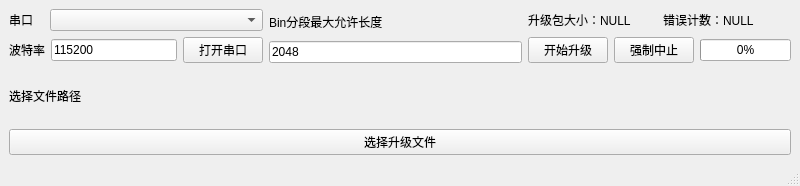
Before: the Qt Designer form Qt/mainwindow.ui in stars0628/MCU_IAP, drawn with Qt 5.
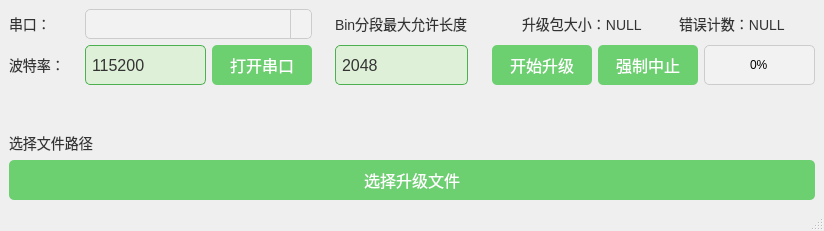
After: the same form once the commit is applied. Icons and pictures are not drawn.

The edit to the form file:
```diff
--- a/Qt/mainwindow.ui
+++ b/Qt/mainwindow.ui
@@ -6,28 +6,153 @@
    <rect>
     <x>0</x>
     <y>0</y>
-    <width>800</width>
-    <height>186</height>
+    <width>824</width>
+    <height>231</height>
    </rect>
   </property>
   <property name="windowTitle">
    <string>MainWindow</string>
   </property>
+  <property name="styleSheet">
+   <string notr="true">
+/*-----------按键------------------*/
+QPushButton {
+    background-color: #6CCF70; /* 设置背景颜色 */
+    border: none; /* 去掉边框 */
+	border-radius: 5px; /* 设置边框圆角 */
+    color: white; /* 设置文字颜色 */
+    padding: 8px 16px; /* 设置内边距 */
+    text-align: center; /* 文字居中 */
+    text-decoration: none; /* 去掉下划线 */
+    font-size: 16px; /* 设置字体大小 */
+}
+
+QPushButton:hover {
+    background-color: #00AC6A; /* 鼠标悬停时的背景颜色 */
+}
+
+QPushButton:pressed {
+    background-color: #4CAF50; /* 按下时的背景颜色 */
+}
+
+QPushButton:disabled {
+    background-color: rgb(140, 140, 140); /* 按下时的背景颜色 */
+}
+
+/*-----------编辑窗------------------*/
+QLineEdit {
+    background-color: #DFF0D8; /* 设置背景颜色 */
+    border: 1px solid #4CAF50; /* 设置边框样式和颜色 */
+    border-radius: 5px; /* 设置边框圆角 */
+    padding: 2px 4px; /* 设置内边距 */
+    color: #333333; /* 设置文字颜色 */
+    font-size: 16px; /* 设置字体大小 */
+}
+
+QLineEdit:hover {
+    background-color: #CCE5CC; /* 鼠标悬停时的背景颜色 */
+}
+
+QLineEdit:focus {
+    border: 1px solid #45a049; /* 获取焦点时的边框样式和颜色 */
+}
+/*-----------下拉列表------------------*/
+QComboBox {
+    background-color: #f2f2f2; /* 设置背景颜色 */
+    border: 1px solid #cccccc; /* 设置边框样式和颜色 */
+    padding: 2px 4px; /* 设置内边距 */
+    color: #333333; /* 设置文字颜色 */
+    font-size: 16px; /* 设置字体大小 */
+    border-radius: 5px; /* 设置边框圆角 */
+}
+
+QComboBox:hover {
+    background-color: #e6e6e6; /* 鼠标悬停时的背景颜色 */
+}
+
+QComboBox:pressed {
+    background-color: #d9d9d9; /* 按下时的背景颜色 */
+}
+
+QComboBox::drop-down {
+    subcontrol-origin: padding;
+    subcontrol-position: right;
+    width: 20px;
+    border-left-width: 1px;
+    border-left-color: #cccccc;
+    border-left-style: solid;
+    border-top-right-radius: 5px;
+    border-bottom-right-radius: 5px;
+    background-color: #f2f2f2;
+}
+
+QComboBox::down-arrow {
+    /*image: url(:/arrow-down.png); /* 设置下拉箭头图标 */
+    width: 10px;
+    height: 10px;
+}
+
+QComboBox QAbstractItemView {
+    background-color: #f2f2f2; /* 设置下拉内容背景颜色 */
+    border: 1px solid #cccccc; /* 设置下拉内容边框样式和颜色 */
+    padding: 2px 4px; /* 设置下拉内容内边距 */
+    color: #333333; /* 设置下拉内容文字颜色 */
+    font-size: 12px; /* 设置下拉内容字体大小 */
+}
+/*-----------Lable------------------*/
+QLabel {
+    /*font-family: &quot;宋体&quot;; /* 设置字体名称 */
+    font-size: 14px; /* 设置字体大小 */
+    /*font-weight: bold; /* 设置字体粗细 */
+    color: #333333; /* 设置字体颜色 */
+}</string>
+  </property>
   <widget class="QWidget" name="centralwidget">
    <layout class="QGridLayout" name="gridLayout">
+    <item row="2" column="0" colspan="5">
+     <layout class="QVBoxLayout" name="verticalLayout_2">
+      <item>
+       <widget class="QLabel" name="label_3">
+        <property name="text">
+         <string>选择文件路径</string>
+        </property>
+       </widget>
+      </item>
+      <item>
+       <widget class="QPushButton" name="FileSelect">
+        <property name="text">
+         <string>选择升级文件</string>
+        </property>
+       </widget>
+      </item>
+     </layout>
+    </item>
     <item row="0" column="0">
-     <layout class="QVBoxLayout" name="verticalLayout">
+     <layout class="QVBoxLayout" name="verticalLayout" stretch="1,1,0">
       <item>
        <layout class="QHBoxLayout" name="horizontalLayout_2" stretch="1,6">
         <item>
          <widget class="QLabel" name="label_2">
+          <property name="minimumSize">
+           <size>
+            <width>70</width>
+            <height>30</height>
+           </size>
+          </property>
           <property name="text">
-           <string>串口</string>
+           <string>串口：</string>
           </property>
          </widget>
         </item>
         <item>
-         <widget class="QComboBox" name="SerialComboBox"/>
+         <widget class="QComboBox" name="SerialComboBox">
+          <property name="minimumSize">
+           <size>
+            <width>0</width>
+            <height>30</height>
+           </size>
+          </property>
+         </widget>
         </item>
        </layout>
       </item>
@@ -35,8 +160,14 @@
        <layout class="QHBoxLayout" name="horizontalLayout_3">
         <item>
          <widget class="QLabel" name="label">
+          <property name="minimumSize">
+           <size>
+            <width>70</width>
+            <height>30</height>
+           </size>
+          </property>
           <property name="text">
-           <string>波特率</string>
+           <string>波特率：</string>
           </property>
          </widget>
         </item>
@@ -44,6 +175,12 @@
          <layout class="QHBoxLayout" name="horizontalLayout">
           <item>
            <widget class="QLineEdit" name="lineEdit">
+            <property name="minimumSize">
+             <size>
+              <width>80</width>
+              <height>40</height>
+             </size>
+            </property>
             <property name="inputMask">
              <string/>
             </property>
@@ -54,6 +191,12 @@
           </item>
           <item>
            <widget class="QPushButton" name="connectBtn">
+            <property name="minimumSize">
+             <size>
+              <width>100</width>
+              <height>40</height>
+             </size>
+            </property>
             <property name="text">
              <string>打开串口</string>
             </property>
@@ -63,12 +206,63 @@
         </item>
        </layout>
       </item>
+      <item>
+       <spacer name="verticalSpacer_3">
+        <property name="orientation">
+         <enum>Qt::Vertical</enum>
+        </property>
+        <property name="sizeHint" stdset="0">
+         <size>
+          <width>20</width>
+          <height>40</height>
+         </size>
+        </property>
+       </spacer>
+      </item>
      </layout>
     </item>
     <item row="0" column="1">
+     <spacer name="horizontalSpacer_3">
+      <property name="orientation">
+       <enum>Qt::Horizontal</enum>
+      </property>
+      <property name="sizeHint" stdset="0">
+       <size>
+        <width>40</width>
+        <height>20</height>
+       </size>
+      </property>
+     </spacer>
+    </item>
+    <item row="0" column="3">
+     <spacer name="horizontalSpacer_4">
+      <property name="orientation">
+       <enum>Qt::Horizontal</enum>
+      </property>
+      <property name="sizeHint" stdset="0">
+       <size>
+        <width>40</width>
+        <height>20</height>
+       </size>
+      </property>
+     </spacer>
+    </item>
+    <item row="0" column="2">
      <layout class="QVBoxLayout" name="verticalLayout_3">
       <item>
        <widget class="QLabel" name="label_4">
+        <property name="minimumSize">
+         <size>
+          <width>0</width>
+          <height>30</height>
+         </size>
+        </property>
+        <property name="font">
+         <font>
+          <pointsize>-1</pointsize>
+          <bold>false</bold>
+         </font>
+        </property>
         <property name="text">
          <string>Bin分段最大允许长度</string>
         </property>
@@ -76,6 +270,12 @@
       </item>
       <item>
        <widget class="QLineEdit" name="lineEdit_2">
+        <property name="minimumSize">
+         <size>
+          <width>0</width>
+          <height>40</height>
+         </size>
+        </property>
         <property name="inputMask">
          <string/>
         </property>
@@ -84,32 +284,102 @@
         </property>
        </widget>
       </item>
+      <item>
+       <spacer name="verticalSpacer_2">
+        <property name="orientation">
+         <enum>Qt::Vertical</enum>
+        </property>
+        <property name="sizeHint" stdset="0">
+         <size>
+          <width>20</width>
+          <height>40</height>
+         </size>
+        </property>
+       </spacer>
+      </item>
      </layout>
     </item>
-    <item row="0" column="2">
+    <item row="0" column="4">
      <layout class="QVBoxLayout" name="verticalLayout_4">
       <item>
        <layout class="QHBoxLayout" name="horizontalLayout_4">
+        <item>
+         <spacer name="horizontalSpacer">
+          <property name="orientation">
+           <enum>Qt::Horizontal</enum>
+          </property>
+          <property name="sizeHint" stdset="0">
+           <size>
+            <width>40</width>
+            <height>20</height>
+           </size>
+          </property>
+         </spacer>
+        </item>
         <item>
          <widget class="QLabel" name="label_5">
+          <property name="minimumSize">
+           <size>
+            <width>0</width>
+            <height>30</height>
+           </size>
+          </property>
           <property name="text">
            <string>升级包大小：NULL</string>
           </property>
          </widget>
         </item>
+        <item>
+         <spacer name="horizontalSpacer_5">
+          <property name="orientation">
+           <enum>Qt::Horizontal</enum>
+          </property>
+          <property name="sizeHint" stdset="0">
+           <size>
+            <width>40</width>
+            <height>20</height>
+           </size>
+          </property>
+         </spacer>
+        </item>
         <item>
          <widget class="QLabel" name="label_6">
+          <property name="minimumSize">
+           <size>
+            <width>0</width>
+            <height>30</height>
+           </size>
+          </property>
           <property name="text">
            <string>错误计数：NULL</string>
           </property>
          </widget>
         </item>
+        <item>
+         <spacer name="horizontalSpacer_2">
+          <property name="orientation">
+           <enum>Qt::Horizontal</enum>
+          </property>
+          <property name="sizeHint" stdset="0">
+           <size>
+            <width>40</width>
+            <height>20</height>
+           </size>
+          </property>
+         </spacer>
+        </item>
        </layout>
       </item>
       <item>
        <layout class="QHBoxLayout" name="horizontalLayout_5" stretch="1,1,2">
         <item>
          <widget class="QPushButton" name="UpdataStart">
+          <property name="minimumSize">
+           <size>
+            <width>100</width>
+            <height>40</height>
+           </size>
+          </property>
           <property name="text">
            <string>开始升级</string>
           </property>
@@ -117,6 +387,12 @@
         </item>
         <item>
          <widget class="QPushButton" name="Stop">
+          <property name="minimumSize">
+           <size>
+            <width>100</width>
+            <height>40</height>
+           </size>
+          </property>
           <property name="text">
            <string>强制中止</string>
           </property>
@@ -124,6 +400,32 @@
         </item>
         <item>
          <widget class="QProgressBar" name="updataProgressBar">
+          <property name="minimumSize">
+           <size>
+            <width>0</width>
+            <height>40</height>
+           </size>
+          </property>
+          <property name="styleSheet">
+           <string notr="true">QProgressBar {
+    border: 1px solid #cccccc; /* 设置边框样式和颜色 */
+    border-radius: 5px; /* 设置边框圆角 */
+    background-color: #f2f2f2; /* 设置背景颜色 */
+    height: 20px; /* 设置进度条高度 */
+    text-align: center; /* 文字居中 */
+}
+
+QProgressBar::chunk {
+    background-color: #6CCF70; /* 设置进度条颜色 */
+    border-radius: 5px; /* 设置进度条圆角 */
+}
+
+QProgressBar {
+    text-align: center;
+    color: rgb(0, 0, 0);
+}
+</string>
+          </property>
           <property name="value">
            <number>0</number>
           </property>
@@ -134,26 +436,60 @@
         </item>
        </layout>
       </item>
-     </layout>
-    </item>
-    <item row="1" column="0" colspan="3">
-     <layout class="QVBoxLayout" name="verticalLayout_2">
       <item>
-       <widget class="QLabel" name="label_3">
-        <property name="text">
-         <string>选择文件路径</string>
+       <spacer name="verticalSpacer_4">
+        <property name="orientation">
+         <enum>Qt::Vertical</enum>
         </property>
-       </widget>
-      </item>
-      <item>
-       <widget class="QPushButton" name="FileSelect">
-        <property name="text">
-         <string>选择升级文件</string>
+        <property name="sizeHint" stdset="0">
+         <size>
+          <width>20</width>
+          <height>40</height>
+         </size>
         </property>
-       </widget>
+       </spacer>
       </item>
      </layout>
     </item>
+    <item row="1" column="0">
+     <spacer name="verticalSpacer">
+      <property name="orientation">
+       <enum>Qt::Vertical</enum>
+      </property>
+      <property name="sizeHint" stdset="0">
+       <size>
+        <width>20</width>
+        <height>40</height>
+       </size>
+      </property>
+     </spacer>
+    </item>
+    <item row="1" column="4">
+     <spacer name="verticalSpacer_5">
+      <property name="orientation">
+       <enum>Qt::Vertical</enum>
+      </property>
+      <property name="sizeHint" stdset="0">
+       <size>
+        <width>20</width>
+        <height>40</height>
+       </size>
+      </property>
+     </spacer>
+    </item>
+    <item row="1" column="2">
+     <spacer name="verticalSpacer_6">
+      <property name="orientation">
+       <enum>Qt::Vertical</enum>
+      </property>
+      <property name="sizeHint" stdset="0">
+       <size>
+        <width>20</width>
+        <height>40</height>
+       </size>
+      </property>
+     </spacer>
+    </item>
    </layout>
   </widget>
   <widget class="QMenuBar" name="menubar">
```
Left out of the diff: 2 changed lines with no effect on the pictures.
